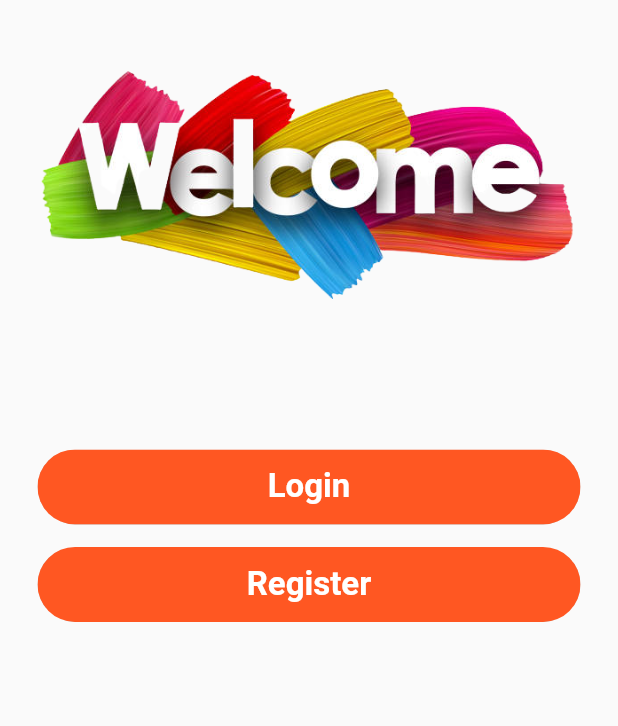
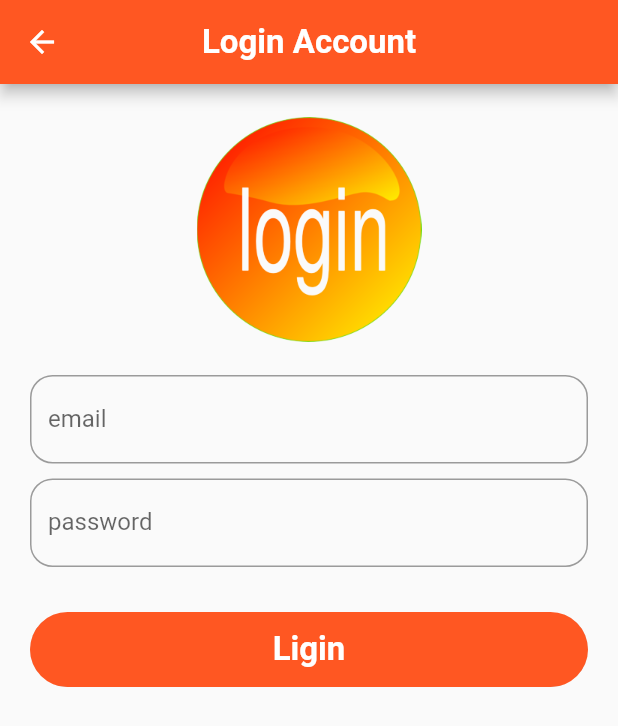
Before and after one commit to Faruqe560/flutter-Firebase-Registration, a Flutter app: the screen it shows after launch, after a tap on "Login", on a phone screen of 412 x 824 dp. Shown: the top 726 px of the screen. Run offline on Flutter 3.47's test engine with Material 2 defaults, Android fonts, the phone set to English and light mode, and no system bars; drawn by our look-alikes of modal_progress_hud_nsn; our stand-ins replace firebase_auth, firebase_core, fluttertoast; accounts and stored records are empty.

Commit message:
login and registration

```diff
--- /dev/null
+++ b/lib/screens/login_screen.dart
@@ -0,0 +1,158 @@
+import 'package:blog_app/components/round_button.dart';
+import 'package:blog_app/screens/home_screen.dart';
+import 'package:firebase_auth/firebase_auth.dart';
+import 'package:flutter/material.dart';
+import 'package:fluttertoast/fluttertoast.dart';
+import 'package:modal_progress_hud_nsn/modal_progress_hud_nsn.dart';
+
+class LoginScreen extends StatefulWidget {
+  LoginScreen({Key? key}) : super(key: key);
+
+  @override
+  State<LoginScreen> createState() => _LoginScreenState();
+}
+
+class _LoginScreenState extends State<LoginScreen> {
+  String email = "", password = "";
+  TextEditingController nameeditingController = TextEditingController();
+  TextEditingController emaileditingController = TextEditingController();
+  TextEditingController passwordeditingController = TextEditingController();
+  TextEditingController repiatpasswordeditingController =
+      TextEditingController();
+  final _formKey = GlobalKey<FormState>();
+  bool showSpinner = false;
+  FirebaseAuth _auth = FirebaseAuth.instance;
+  @override
+  Widget build(BuildContext context) {
+    return ModalProgressHUD(
+      inAsyncCall: showSpinner,
+      child: Scaffold(
+          appBar: AppBar(
+            backgroundColor: Colors.deepOrange,
+            centerTitle: true,
+            title: Text(
+              "Login Account",
+              style: TextStyle(fontSize: 22, fontWeight: FontWeight.bold),
+            ),
+          ),
+          body: ListView(
+            children: [
+              Padding(
+                padding: const EdgeInsets.symmetric(
+                  horizontal: 20,
+                ),
+                child: Column(
+                  children: [
+                    SizedBox(
+                      height: 0,
+                    ),
+                    Padding(
+                      padding: const EdgeInsets.all(22.0),
+                      child: Image.asset(
+                        "assets/images/lg.png",
+                        height: 150,
+                        // width: double.infinity,
+                      ),
+                    ),
+                    Form(
+                      key: _formKey,
+                      child: Column(
+                        children: [
+                          TextFormField(
+                            keyboardType: TextInputType.emailAddress,
+                            controller: emaileditingController,
+                            decoration: InputDecoration(
+
+                                // prefix: Lottie.asset("emaillottie.json",
+                                //   height: 20, width: 20,),
+                                labelText: "email",
+                                border: OutlineInputBorder(
+                                  borderRadius: BorderRadius.circular(15),
+                                )),
+                            onChanged: (String value) {
+                              email = value;
+                            },
+                            validator: (value) {
+                              return value!.isEmpty ? "Enter Your Email" : null;
+                            },
+                          ),
+                          SizedBox(
+                            height: 10,
+                          ),
+                          TextFormField(
+                            obscureText: true,
+                            keyboardType: TextInputType.emailAddress,
+                            controller: passwordeditingController,
+                            decoration: InputDecoration(
+                                labelText: "password",
+                                border: OutlineInputBorder(
+                                  borderRadius: BorderRadius.circular(15),
+                                )),
+                            onChanged: (String value) {
+                              password = value;
+                            },
+                            validator: (value) {
+                              return value!.isEmpty
+                                  ? "Enter Your Password"
+                                  : null;
+                            },
+                          ),
+                          SizedBox(
+                            height: 30,
+                          ),
+                          RoundButton(
+                              title: "Ligin",
+                              color: Colors.deepOrange,
+                              onPress: () async {
+                                if (_formKey.currentState!.validate()) {
+                                  setState(() {
+                                    showSpinner = true;
+                                  });
+                                  try {
+                                    final user =
+                                        await _auth.signInWithEmailAndPassword(
+                                            email: email.toString(),
+                                            password: password.toString());
+                                    if (user != null) {
+                                      print("login Succefully");
+                                      toastMessage("login");
+                                      setState(() {
+                                        showSpinner = false;
+                                      });
+                                      Navigator.push(
+                                          context,
+                                          MaterialPageRoute(
+                                              builder: (context) =>
+                                                  HomeScreen()));
+                                    }
+                                  } catch (e) {
+                                    print(e.toString());
+                                    toastMessage(e.toString());
+                                    setState(() {
+                                      showSpinner = false;
+                                    });
+                                  }
+                                }
+                              })
+                        ],
+                      ),
+                    ),
+                  ],
+                ),
+              ),
+            ],
+          )),
+    );
+  }
+}
+
+void toastMessage(String message) {
+  Fluttertoast.showToast(
+      msg: message.toString(),
+      toastLength: Toast.LENGTH_SHORT,
+      gravity: ToastGravity.SNACKBAR,
+      timeInSecForIosWeb: 1,
+      backgroundColor: Colors.red,
+      textColor: Colors.white,
+      fontSize: 16.0);
+}
--- a/lib/screens/option_screen.dart
+++ b/lib/screens/option_screen.dart
@@ -1,4 +1,5 @@
 import 'package:blog_app/components/round_button.dart';
+import 'package:blog_app/screens/login_screen.dart';
 import 'package:blog_app/screens/signin_screen.dart';
 import 'package:flutter/material.dart';
 
@@ -29,7 +30,10 @@ class _OptionScreenState extends State<OptionScreen> {
                 ),
                 RoundButton(
                   title: "Login",
-                  onPress: () {},
+                  onPress: () {
+                    Navigator.push(context,
+                        MaterialPageRoute(builder: (context) => LoginScreen()));
+                  },
                   color: Colors.deepOrange,
                 ),
                 SizedBox(
```
Also changed, not shown: lib/screens/home_screen.dart (added, +21 -0 lines), assets/images/lg.png (added).
